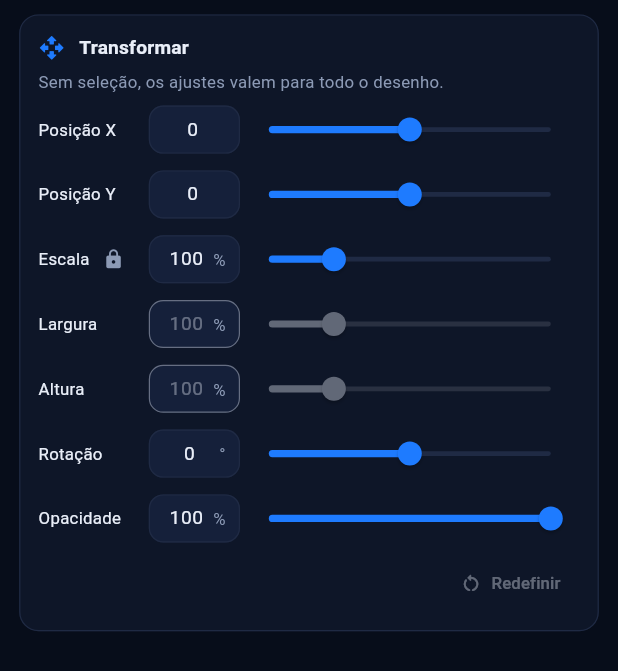
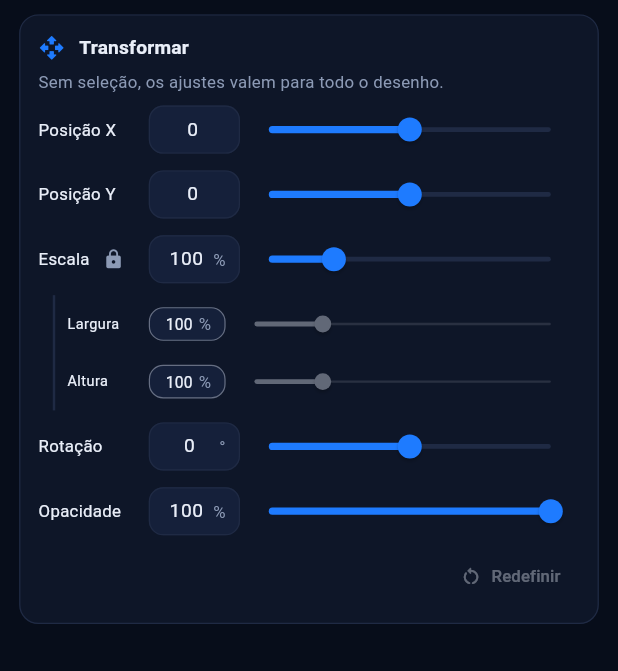
Before and after one commit to lianeheidemann/svg-motion-gallery, a Flutter app: the TransformPanel widget shown alone on an empty page, opened directly with empty values, on a phone screen of 412 x 824 dp. Shown: the top 671 px of the screen. Run offline on Flutter 3.47's test engine with Material 3 defaults, Android fonts, the phone set to English and light mode, and no system bars; our stand-ins replace file_picker, flutter_svg, share_plus, shared_preferences, web, webview_flutter; missing offline and left inert: dart:js_interop; accounts and stored records are empty; generated files the repository leaves out were written again.

Commit message:
Transform: Largura and Altura smaller and indented under Escala
Co-Authored-By: Claude Sonnet 5.5 <noreply@anthropic.com>
Claude-Session: https://claude.ai/code/session_016X1TzwD2pQwEPcPhkChQSA

```diff
--- a/lib/src/features/editor/panels/transform_panel.dart
+++ b/lib/src/features/editor/panels/transform_panel.dart
@@ -139,29 +139,54 @@ class _TransformPanelState extends State<TransformPanel> {
                   : null,
               onChangeEnd: _locked ? (_) => _commit() : null,
             ),
+            // Under Escala: smaller and indented, with a guide line, since they
+            // are its other way of working (free, once the lock is open).
+            Padding(
+              padding: const EdgeInsets.only(left: 12),
+              child: DecoratedBox(
+                decoration: BoxDecoration(
+                  border: Border(
+                    left: BorderSide(color: Theme.of(context).colorScheme.outlineVariant, width: 2),
+                  ),
+                ),
+                child: Padding(
+                  padding: const EdgeInsets.only(left: 12),
+                  child: Column(
+                    children: [
                       SliderField(
                         key: const Key('transform-width'),
                         label: l10n.width,
+                        compact: true,
+                        labelWidth: 68,
                         value: (values.widthFactor * 100).clamp(10, 400),
                         min: 10,
                         max: 400,
                         unit: '%',
                         onChanged: _locked
                             ? null
-                  : (v) => _preview(values.copyWith(widthFactor: v.roundToDouble() / 100)),
+                            : (v) =>
+                                  _preview(values.copyWith(widthFactor: v.roundToDouble() / 100)),
                         onChangeEnd: _locked ? null : (_) => _commit(),
                       ),
                       SliderField(
                         key: const Key('transform-height'),
                         label: l10n.height,
+                        compact: true,
+                        labelWidth: 68,
                         value: (values.heightFactor * 100).clamp(10, 400),
                         min: 10,
                         max: 400,
                         unit: '%',
                         onChanged: _locked
                             ? null
-                  : (v) => _preview(values.copyWith(heightFactor: v.roundToDouble() / 100)),
+                            : (v) =>
+                                  _preview(values.copyWith(heightFactor: v.roundToDouble() / 100)),
                         onChangeEnd: _locked ? null : (_) => _commit(),
+                      ),
+                    ],
+                  ),
+                ),
+              ),
             ),
             SliderField(
               label: l10n.rotation,
--- a/packages/design_system/lib/src/widgets/slider_field.dart
+++ b/packages/design_system/lib/src/widgets/slider_field.dart
@@ -23,6 +23,7 @@ class SliderField extends StatefulWidget {
     this.unit = '',
     this.labelWidth = 92,
     this.labelTrailing,
+    this.compact = false,
   });
 
   final String label;
@@ -35,6 +36,9 @@ class SliderField extends StatefulWidget {
   /// Suffix shown after the number, e.g. `%`, `°`, `s`, `px`.
   final String unit;
   final double labelWidth;
+
+  /// A smaller row (label, number and bar), for options that sit under another.
+  final bool compact;
 
   /// A small widget right after the label (e.g. a lock icon).
   final Widget? labelTrailing;
@@ -96,15 +100,17 @@ class _SliderFieldState extends State<SliderField> {
 
   /// Width the slider itself needs to stay usable next to the label and field.
   static const _fieldWidth = 76.0;
+  static const _compactFieldWidth = 64.0;
   static const _minSliderWidth = 110.0;
 
   @override
   Widget build(BuildContext context) {
     final theme = Theme.of(context);
     final value = _clamp(widget.value);
+    final fieldWidth = widget.compact ? _compactFieldWidth : _fieldWidth;
     final text = Text(
       widget.label,
-      style: theme.textTheme.bodyMedium,
+      style: widget.compact ? theme.textTheme.bodySmall : theme.textTheme.bodyMedium,
       maxLines: 2,
       overflow: TextOverflow.ellipsis,
     );
@@ -118,11 +124,12 @@ class _SliderFieldState extends State<SliderField> {
             ],
           );
     final field = SizedBox(
-      width: _fieldWidth,
+      width: fieldWidth,
       child: TextField(
         controller: _text,
         focusNode: _focus,
         enabled: _enabled,
+        style: widget.compact ? theme.textTheme.bodyMedium?.copyWith(fontSize: 13) : null,
         textAlign: TextAlign.center,
         keyboardType: TextInputType.numberWithOptions(
           signed: widget.min < 0,
@@ -132,12 +139,22 @@ class _SliderFieldState extends State<SliderField> {
         decoration: InputDecoration(
           suffixText: widget.unit,
           suffixStyle: TextStyle(color: GalleryColors.of(context).muted),
-          contentPadding: const EdgeInsets.symmetric(horizontal: 8, vertical: 8),
+          contentPadding: EdgeInsets.symmetric(horizontal: 8, vertical: widget.compact ? 4 : 8),
         ),
         onSubmitted: _submit,
       ),
     );
     final slider = Expanded(
+      child: SliderTheme(
+        data: widget.compact
+            ? SliderTheme.of(context).copyWith(
+                trackHeight: 2,
+                thumbShape: const RoundSliderThumbShape(
+                  enabledThumbRadius: 7,
+                  disabledThumbRadius: 7,
+                ),
+              )
+            : SliderTheme.of(context),
         child: Slider(
           value: value,
           min: widget.min,
@@ -154,12 +171,13 @@ class _SliderFieldState extends State<SliderField> {
           onChangeStart: widget.onChangeStart,
           onChangeEnd: widget.onChangeEnd,
         ),
+      ),
     );
     return LayoutBuilder(
       builder: (context, constraints) {
         // On narrow widths (small phones, a large interface size) the label
         // moves above the row so the slider keeps its length.
-        final stacked = constraints.maxWidth - widget.labelWidth - _fieldWidth < _minSliderWidth;
+        final stacked = constraints.maxWidth - widget.labelWidth - fieldWidth < _minSliderWidth;
         if (stacked) {
           return Column(
             crossAxisAlignment: CrossAxisAlignment.start,
```
Also changed, not shown: 1 other file. Lines whose indentation alone changed are shown as unchanged.
